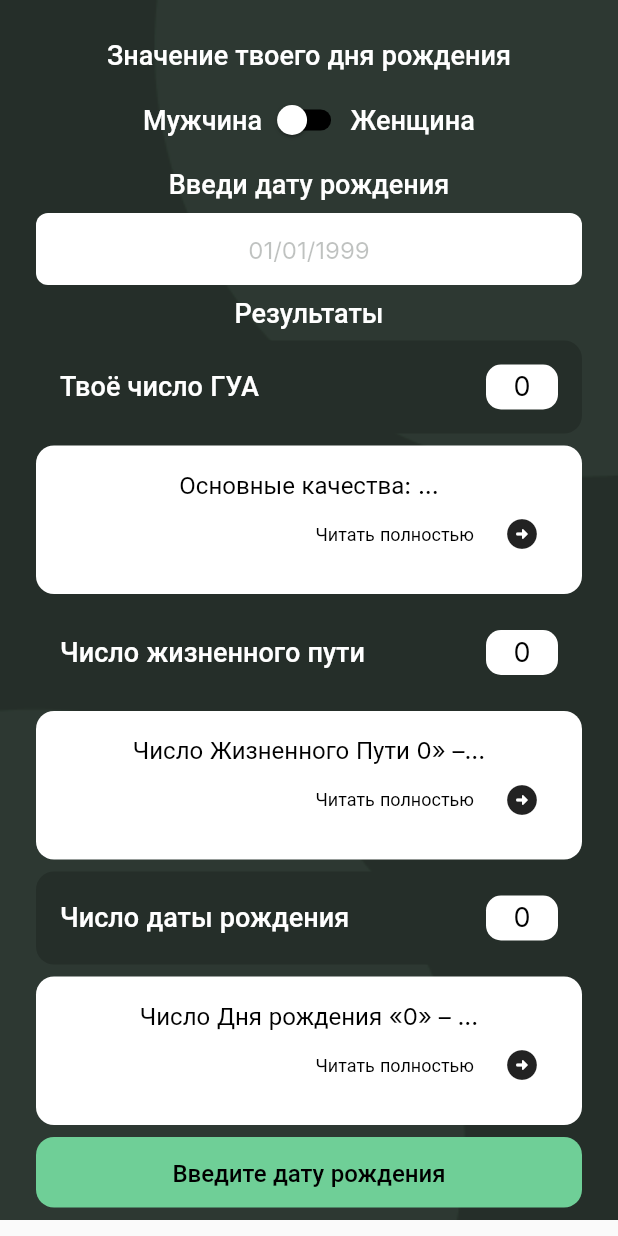
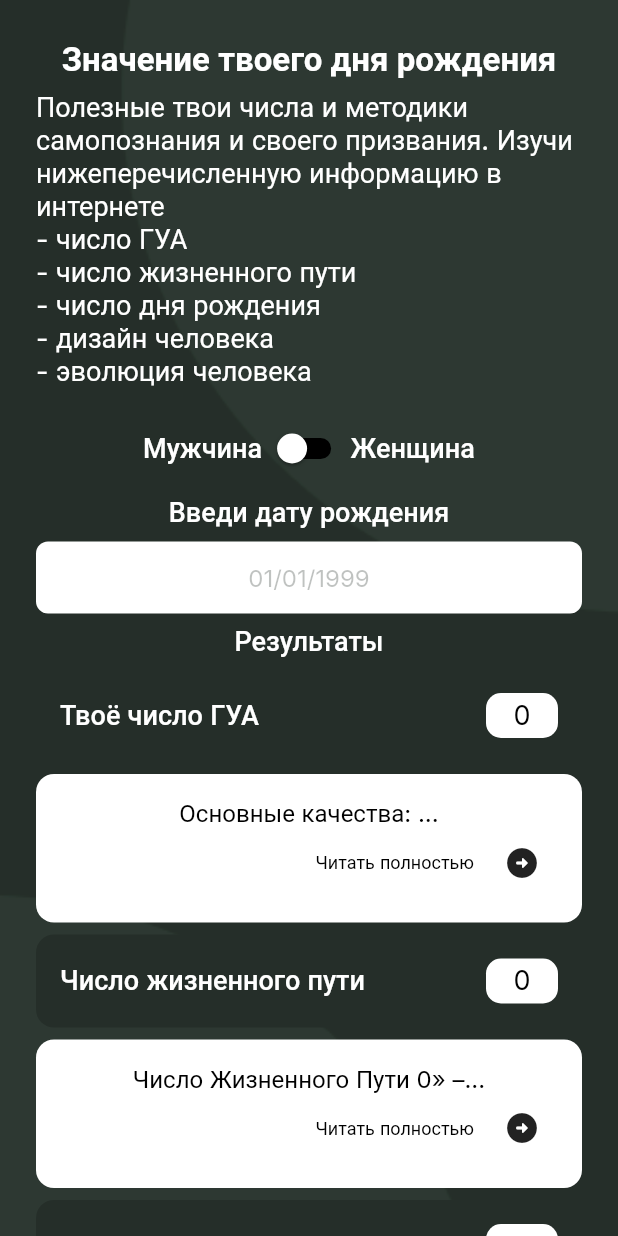
Before and after one commit to artemka-web3/IamAppV2, a Flutter app: the MyApp screen opened directly, after a tap on "Моя характеристика", on a phone screen of 412 x 824 dp. Run offline on Flutter 3.47's test engine with Material 2 defaults, Android fonts, the phone set to English and light mode, and no system bars; our stand-ins replace bloc, firebase_auth, firebase_core, firebase_database, firebase_messaging, flutter_bloc and 8 more; missing offline and left inert: syncfusion_flutter_xlsio; accounts and stored records are empty; project files that could hold a hidden picture were left out.

Commit message:
new fixes 29/09

```diff
--- a/lib/pages/auth/birth_meaning.dart
+++ b/lib/pages/auth/birth_meaning.dart
@@ -95,8 +95,23 @@ class _BirthMeaningState extends State<BirthMeaning> {
                 Center(
                   child: Text(
                     "Значение твоего дня рождения",
-                    style: Theme.of(context).textTheme.titleMedium,
+                    style: Theme.of(context)
+                        .textTheme
+                        .titleLarge!
+                        .copyWith(fontWeight: FontWeight.w600),
                   ),
+                ),
+                const SizedBox(
+                  height: 8.0,
+                ),
+                Text(
+                  "Полезные твои числа и методики самопознания и своего призвания. Изучи нижеперечисленную информацию в интернете \n- число ГУА\n- число жизненного пути\n- число дня рождения\n- дизайн человека\n- эволюция человека",
+                  style: Theme.of(context).textTheme.titleMedium!.copyWith(
+                        fontWeight: FontWeight.w400,
+                      ),
+                ),
+                const SizedBox(
+                  height: 8.0,
                 ),
                 const SizedBox(
                   height: 8.0,
--- a/lib/pages/index_of_life/index_of_life_page.dart
+++ b/lib/pages/index_of_life/index_of_life_page.dart
@@ -14,6 +14,7 @@ class LifeIndex extends StatefulWidget {
 
 class _LifeIndexState extends State<LifeIndex> {
   int indexMonth = DateTime.now().month;
+  bool isKeyBoardOpen = false;
   final ScrollController controller = ScrollController();
 
   List<String> months = [
@@ -140,16 +141,41 @@ class _LifeIndexState extends State<LifeIndex> {
                       );
                     },
                   )),
+              if (isKeyBoardOpen == false)
                 SizedBox(
                   height: 60,
                   child: Center(
-                    child: Text(months[indexMonth - 1],
+                    child: Text(
+                      months[indexMonth - 1],
                       style: const TextStyle(
                         color: Colors.white,
                         fontSize: 24,
-                            fontWeight: FontWeight.w400))),
+                        fontWeight: FontWeight.w400,
+                      ),
+                    ),
+                  ),
+                ),
+              (isKeyBoardOpen)
+                  ? Container(
+                      margin: EdgeInsets.symmetric(vertical: 8.0),
+                      child: Row(
+                        mainAxisAlignment: MainAxisAlignment.center,
+                        children: [
+                          Text(
+                            "Показать индекс жизни",
+                            style: Theme.of(context).textTheme.titleMedium,
                           ),
                           SizedBox(
+                            width: 8.0,
+                          ),
+                          Icon(
+                            Icons.arrow_downward,
+                            color: Colors.white,
+                          ),
+                        ],
+                      ),
+                    )
+                  : SizedBox(
                       height: 100,
                       child: Center(
                         child: Text(
@@ -163,11 +189,19 @@ class _LifeIndexState extends State<LifeIndex> {
                       ),
                     ),
               Expanded(
+                child: TapRegion(
+                  onTapOutside: (p0) {
+                    isKeyBoardOpen = false;
+                    setState(() {});
+                  },
                   child: Padding(
                     padding: const EdgeInsets.symmetric(
-                      horizontal: 24.0, vertical: 6.0),
+                      horizontal: 24.0,
+                      vertical: 6.0,
+                    ),
                     child: ListView.builder(
                       scrollDirection: Axis.vertical,
+                      physics: BouncingScrollPhysics(),
                       itemCount: spheres.length,
                       itemBuilder: (context, index) {
                         return Container(
@@ -196,11 +230,23 @@ class _LifeIndexState extends State<LifeIndex> {
                                 child: Center(
                                   child: TextFormField(
                                     controller: controllers[index],
-                                  onTap: () => controllers[index].clear(),
-                                  onTapOutside: (p0) =>
-                                      tapOutside(controllers, index),
-                                  onChanged: (value) =>
-                                      changeField(controllers, index, context),
+                                    onTap: () {
+                                      isKeyBoardOpen = true;
+                                      controllers[index].clear();
+                                      setState(() {});
+                                    },
+                                    onFieldSubmitted: (value) {
+                                      isKeyBoardOpen = false;
+                                      setState(() {});
+                                    },
+                                    onTapOutside: (p0) {
+                                      tapOutside(controllers, index);
+                                    },
+                                    onChanged: (value) {
+                                      isKeyBoardOpen = true;
+                                      changeField(controllers, index, context);
+                                      setState(() {});
+                                    },
                                     inputFormatters: [
                                       LengthLimitingTextInputFormatter(3),
                                     ],
@@ -220,6 +266,7 @@ class _LifeIndexState extends State<LifeIndex> {
                           ),
                         );
                       },
+                    ),
                   ),
                 ),
               ),
```
Also changed, not shown: lib/pages/earning_spending/plan.dart (+13 -0 lines), lib/pages/home.dart (+27 -5 lines). Lines whose indentation alone changed are shown as unchanged.
